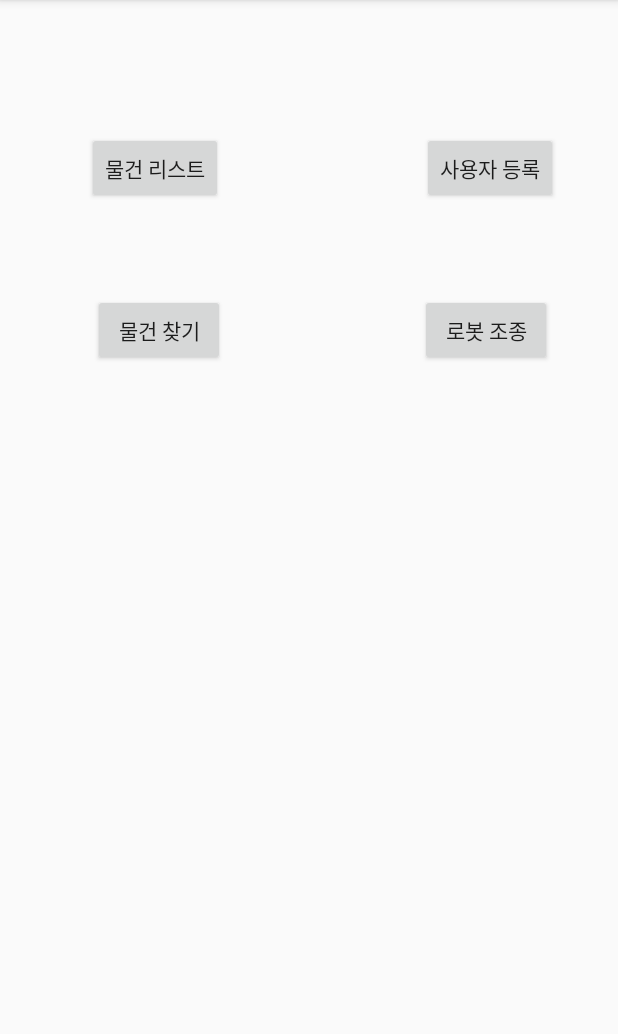
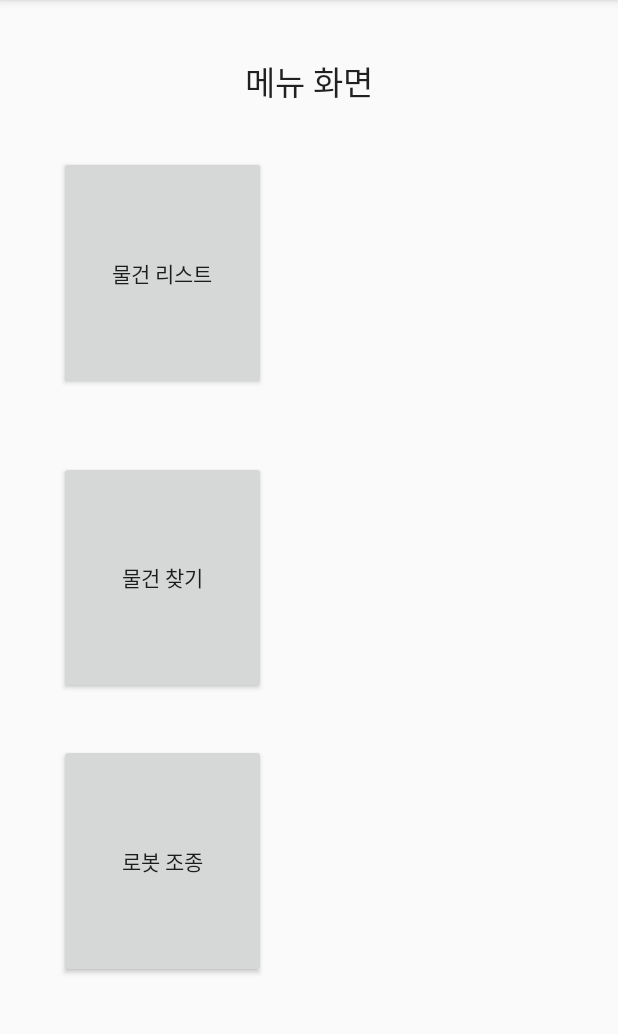
Before and after one commit to HyunIm/2018_Capstone_D.VA_Src_java, an Android app: the SelectMenu screen opened directly, with no data from a screen before it, on a phone screen of 412 x 824 dp, the part 84-1118 px from its top. Run offline under Robolectric (Android 15) with nearby library versions, the phone set to English and light mode, and no system bars; network calls fail.

Commit message:
#1093 Mod menu.xml, alarm.xml
Infer Constraints 변경
Menu에서 회원 등록 버튼 제거

```diff
--- a/DVa_app_project/app/src/main/res/layout/activity_menu.xml
+++ b/DVa_app_project/app/src/main/res/layout/activity_menu.xml
@@ -8,46 +8,50 @@
 
     <Button
         android:id="@+id/button3"
-        android:layout_width="wrap_content"
-        android:layout_height="wrap_content"
-        android:layout_marginEnd="44dp"
-        android:layout_marginRight="44dp"
+        android:layout_width="0dp"
+        android:layout_height="0dp"
+        android:layout_marginBottom="116dp"
         android:onClick="onButtonRobotCntrol"
         android:text="로봇 조종"
-        app:layout_constraintBottom_toBottomOf="@+id/button4"
-        app:layout_constraintEnd_toEndOf="parent"
-        app:layout_constraintTop_toTopOf="@+id/button4" />
+        app:layout_constraintBottom_toBottomOf="parent"
+        app:layout_constraintEnd_toEndOf="@+id/button4"
+        app:layout_constraintStart_toStartOf="@+id/button4"
+        app:layout_constraintTop_toBottomOf="@+id/button4" />
 
     <Button
         android:id="@+id/button4"
-        android:layout_width="wrap_content"
-        android:layout_height="wrap_content"
-        android:layout_marginLeft="62dp"
-        android:layout_marginStart="62dp"
-        android:layout_marginTop="60dp"
+        android:layout_width="138dp"
+        android:layout_height="0dp"
+        android:layout_marginBottom="33dp"
+        android:layout_marginLeft="39dp"
+        android:layout_marginStart="39dp"
         android:text="물건 찾기"
+        app:layout_constraintBottom_toTopOf="@+id/button3"
         app:layout_constraintStart_toStartOf="parent"
         app:layout_constraintTop_toBottomOf="@+id/button5" />
 
     <Button
         android:id="@+id/button5"
+        android:layout_width="0dp"
+        android:layout_height="0dp"
+        android:layout_marginBottom="47dp"
+        android:text="물건 리스트"
+        app:layout_constraintBottom_toTopOf="@+id/button4"
+        app:layout_constraintEnd_toEndOf="@+id/button4"
+        app:layout_constraintStart_toStartOf="@+id/button4"
+        app:layout_constraintTop_toBottomOf="@+id/textView9" />
+
+    <TextView
+        android:id="@+id/textView9"
         android:layout_width="wrap_content"
         android:layout_height="wrap_content"
-        android:layout_marginLeft="58dp"
-        android:layout_marginStart="58dp"
-        android:layout_marginTop="88dp"
-        android:text="물건 리스트"
+        android:layout_marginBottom="33dp"
+        android:layout_marginTop="37dp"
+        android:text="메뉴 화면"
+        android:textAppearance="@android:style/TextAppearance.Large"
+        app:layout_constraintBottom_toTopOf="@+id/button5"
+        app:layout_constraintEnd_toEndOf="parent"
         app:layout_constraintStart_toStartOf="parent"
         app:layout_constraintTop_toTopOf="parent" />
 
-    <Button
-        android:id="@+id/button6"
-        android:layout_width="wrap_content"
-        android:layout_height="wrap_content"
-        android:layout_marginEnd="40dp"
-        android:layout_marginRight="40dp"
-        android:text="사용자 등록"
-        app:layout_constraintBottom_toBottomOf="@+id/button5"
-        app:layout_constraintEnd_toEndOf="parent"
-        app:layout_constraintTop_toTopOf="@+id/button5" />
 </android.support.constraint.ConstraintLayout>
```
Also changed, not shown: DVa_app_project/app/src/main/res/layout/activity_alarm.xml (+19 -8 lines).
